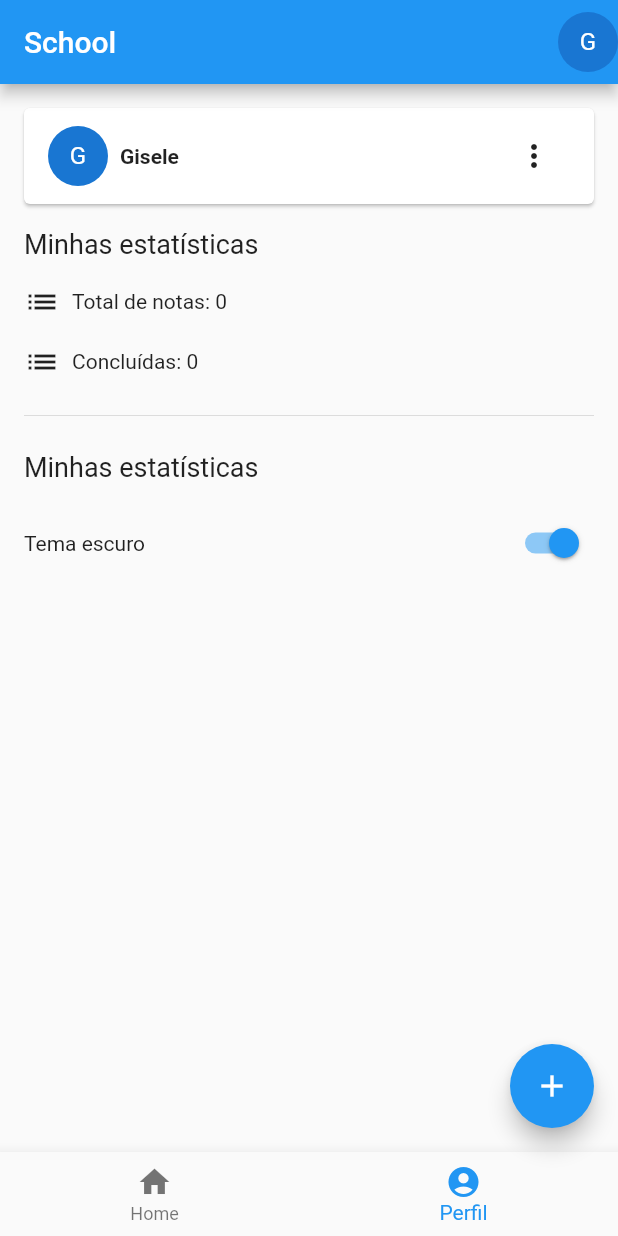
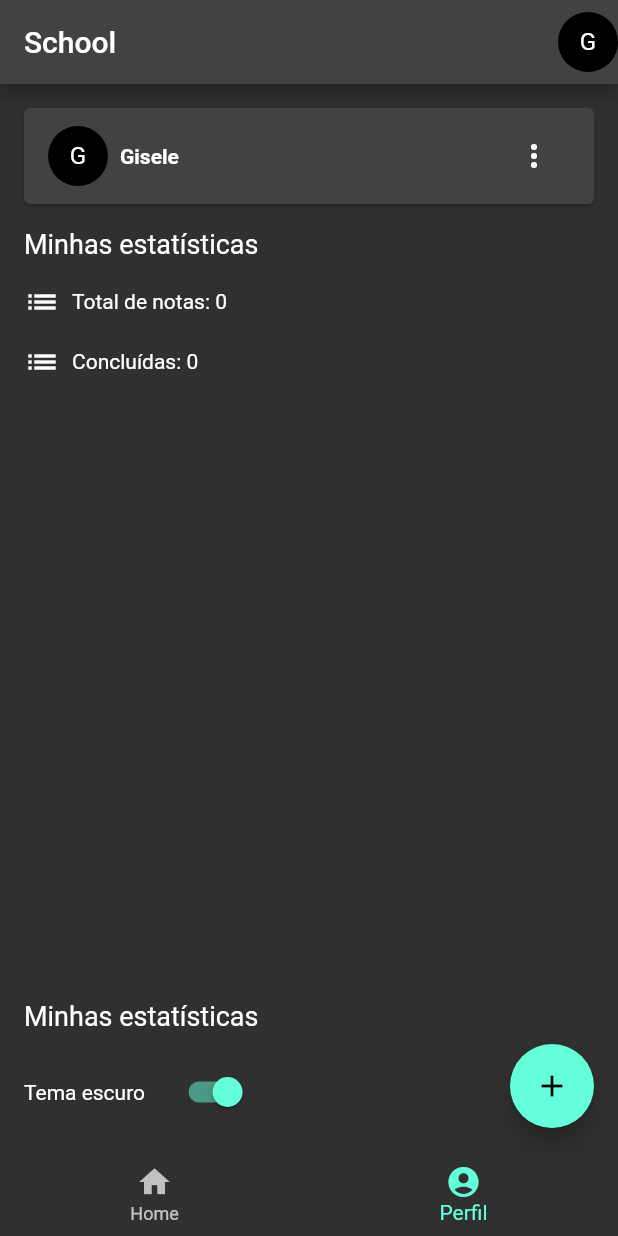
Before and after one commit to giseletoledo/school, a Flutter app: the screen it shows after launch, item 2 of the bottom bar chosen, on a phone screen of 412 x 824 dp. Run offline on Flutter 3.47's test engine with Material 2 defaults, Android fonts, the phone set to English and light mode, and no system bars; our stand-ins replace image_picker, shared_preferences.

```diff
--- a/lib/app_widget.dart
+++ b/lib/app_widget.dart
@@ -1,15 +1,29 @@
 import 'package:flutter/material.dart';
+import 'package:provider/provider.dart';
 import 'app_routes.dart';
+import 'providers/config_provider.dart';
 
-class MyApp extends StatelessWidget {
+class MyApp extends StatefulWidget {
   const MyApp({super.key});
 
-  // This widget is the root of your application.
+  @override
+  State<MyApp> createState() => _MyAppState();
+}
+
+class _MyAppState extends State<MyApp> {
+  late ConfigProvider storeConfig;
+
   @override
   Widget build(BuildContext context) {
+    storeConfig = Provider.of<ConfigProvider>(context);
+
     return MaterialApp(
       title: 'School',
       routes: AppRoutes.routes(),
+      themeMode: storeConfig.tema,
+      theme: storeConfig.tema == ThemeMode.dark
+          ? ThemeData.dark()
+          : ThemeData.light(),
     );
   }
 }
--- a/lib/entities/afazer_entity.dart
+++ b/lib/entities/afazer_entity.dart
@@ -6,7 +6,7 @@ class AfazerEntity {
   DateTime dataInicio;
   DateTime dataFim;
   bool? isConcluido;
-  List<AfazerChecklistEntity>? conteudos;
+  List<AfazerChecklistEntity> conteudos;
   String? image;
 
   AfazerEntity({
--- a/lib/pages/home/abas/perfil_tab.dart
+++ b/lib/pages/home/abas/perfil_tab.dart
@@ -1,13 +1,27 @@
 import 'package:flutter/material.dart';
+import 'package:provider/provider.dart';
 
 import '../../../components/icon_button_component.dart';
 import '../../../components/spacer_component.dart';
+import '../../../providers/afazer_provider.dart';
+import '../../../providers/config_provider.dart';
 
-class PerfilTab extends StatelessWidget {
+class PerfilTab extends StatefulWidget {
   const PerfilTab({super.key});
 
   @override
+  State<PerfilTab> createState() => _PerfilTabState();
+}
+
+class _PerfilTabState extends State<PerfilTab> {
+  late AfazerProvider store;
+  late ConfigProvider storeConfig;
+
+  @override
   Widget build(BuildContext context) {
+    store = Provider.of<AfazerProvider>(context);
+    storeConfig = Provider.of<ConfigProvider>(context);
+
     return Container(
       padding: const EdgeInsets.all(16),
       child: Column(crossAxisAlignment: CrossAxisAlignment.start, children: [
@@ -34,21 +48,24 @@ class PerfilTab extends StatelessWidget {
           style: TextStyle(fontSize: 18),
         ),
         const SizedBox(height: 16),
-        const Row(children: [
-          Icon(Icons.list),
-          SizedBox(width: 8),
-          Text('Total de notas: '),
-          Text('0'),
+        Row(children: [
+          const Icon(Icons.list),
+          const SizedBox(width: 8),
+          const Text('Total de notas: '),
+          Text(store.listaAfazeres.length.toString()),
         ]),
         const SpacerComponent(),
-        const Row(children: [
-          Icon(Icons.list),
-          SizedBox(width: 8),
-          Text('Concluídas: '),
-          Text('0'),
+        Row(children: [
+          const Icon(Icons.list),
+          const SizedBox(width: 8),
+          const Text('Concluídas: '),
+          Text(store.listaAfazeres
+              .where((element) => element.isConcluido == true)
+              .length
+              .toString()),
         ]),
         const SpacerComponent(),
-        const Divider(),
+        const SpacerComponent(isHorizontal: true, isFull: true),
         const SpacerComponent(),
         const Text(
           'Minhas estatísticas',
@@ -57,8 +74,12 @@ class PerfilTab extends StatelessWidget {
         const SizedBox(height: 16),
         Row(children: [
           const Text('Tema escuro'),
-          const SpacerComponent(isFull: true),
-          Switch(value: true, onChanged: (val) {}),
+          const SpacerComponent(isHorizontal: true),
+          Switch(
+              value: storeConfig.tema == ThemeMode.dark,
+              onChanged: (val) {
+                storeConfig.tema = val ? ThemeMode.dark : ThemeMode.light;
+              }),
         ])
       ]),
     );
--- /dev/null
+++ b/lib/providers/config_provider.dart
@@ -0,0 +1,12 @@
+import 'package:flutter/material.dart';
+
+class ConfigProvider with ChangeNotifier {
+  ThemeMode _tema = ThemeMode.dark;
+
+  ThemeMode get tema => _tema;
+
+  set tema(ThemeMode val) {
+    _tema = val;
+    notifyListeners();
+  }
+}
--- a/lib/providers/root_provider.dart
+++ b/lib/providers/root_provider.dart
@@ -2,11 +2,13 @@ import 'package:provider/provider.dart';
 import 'package:provider/single_child_widget.dart';
 
 import 'afazer_provider.dart';
+import 'config_provider.dart';
 
 class RootProvider {
   static List<SingleChildWidget> providers() {
     return [
       ChangeNotifierProvider(create: (_) => AfazerProvider()),
+      ChangeNotifierProvider(create: (_) => ConfigProvider()),
     ];
   }
 }
```
Also changed, not shown: lib/app_routes.dart (+1 -7 lines), lib/pages/detalhe/components/detalhe_item_widget.dart (added, +30 -0 lines), lib/pages/detalhe/components/detalhe_menu_widget.dart (added, +44 -0 lines), lib/pages/detalhe/detalhe_page.dart (+53 -27 lines), lib/pages/home/abas/afazeres_tab.dart (+3 -10 lines), lib/providers/afazer_provider.dart (+22 -5 lines).
